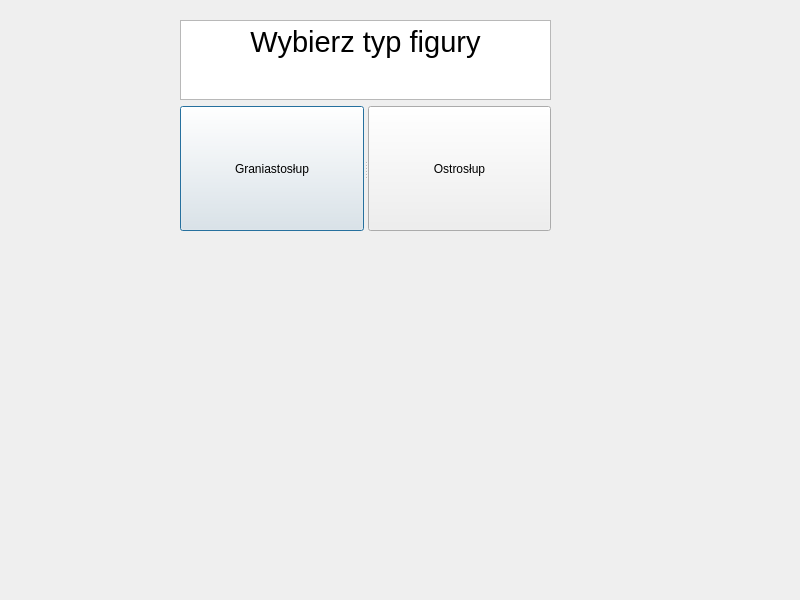
Old version of the form choosetype.ui in the repository KwRafik/GeometryCalc.
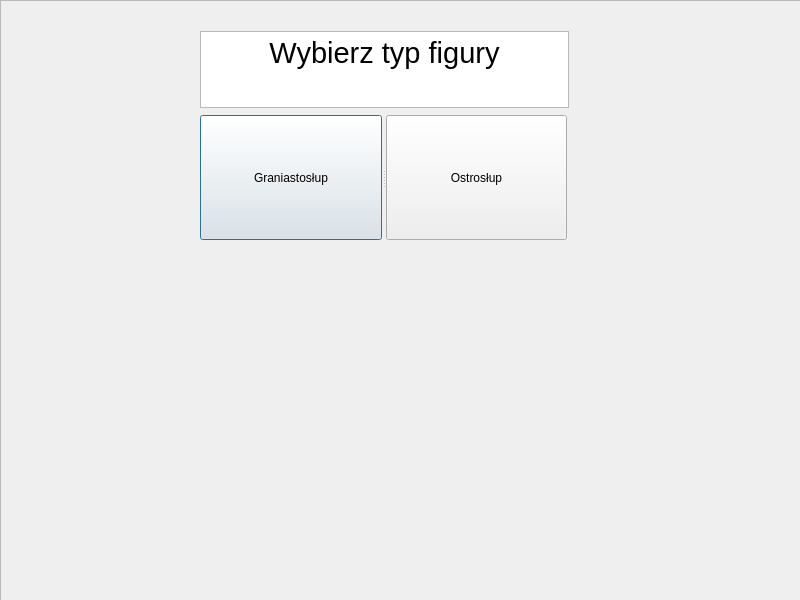
New version of the form. Icons and pictures are not drawn.

Diff of the .ui file:
```diff
--- a/choosetype.ui
+++ b/choosetype.ui
@@ -25,18 +25,45 @@
   <property name="windowTitle">
    <string>Dialog</string>
   </property>
+  <property name="styleSheet">
+   <string notr="true"/>
+  </property>
   <widget class="QWidget" name="verticalLayoutWidget">
    <property name="geometry">
     <rect>
-     <x>180</x>
-     <y>20</y>
+     <x>200</x>
+     <y>30</y>
      <width>371</width>
      <height>211</height>
     </rect>
    </property>
-   <layout class="QVBoxLayout" name="verticalLayout">
+   <property name="minimumSize">
+    <size>
+     <width>371</width>
+     <height>211</height>
+    </size>
+   </property>
+   <property name="maximumSize">
+    <size>
+     <width>371</width>
+     <height>211</height>
+    </size>
+   </property>
+   <layout class="QVBoxLayout" name="verticalLayout_2">
     <item>
-     <widget class="QTextBrowser" name="textBrowser">
+     <widget class="QTextBrowser" name="textBrowser_2">
+      <property name="minimumSize">
+       <size>
+        <width>369</width>
+        <height>77</height>
+       </size>
+      </property>
+      <property name="maximumSize">
+       <size>
+        <width>369</width>
+        <height>77</height>
+       </size>
+      </property>
       <property name="html">
        <string>&lt;!DOCTYPE HTML PUBLIC &quot;-//W3C//DTD HTML 4.0//EN&quot; &quot;http://www.w3.org/TR/REC-html40/strict.dtd&quot;&gt;
 &lt;html&gt;&lt;head&gt;&lt;meta name=&quot;qrichtext&quot; content=&quot;1&quot; /&gt;&lt;meta charset=&quot;utf-8&quot; /&gt;&lt;style type=&quot;text/css&quot;&gt;
@@ -50,11 +77,35 @@
      </widget>
     </item>
     <item>
-     <widget class="QSplitter" name="splitter">
+     <widget class="QSplitter" name="splitter_2">
+      <property name="minimumSize">
+       <size>
+        <width>369</width>
+        <height>125</height>
+       </size>
+      </property>
+      <property name="maximumSize">
+       <size>
+        <width>369</width>
+        <height>125</height>
+       </size>
+      </property>
       <property name="orientation">
        <enum>Qt::Horizontal</enum>
       </property>
-      <widget class="QPushButton" name="PrismButton">
+      <widget class="QPushButton" name="PrismButton_2">
+       <property name="minimumSize">
+        <size>
+         <width>182</width>
+         <height>125</height>
+        </size>
+       </property>
+       <property name="maximumSize">
+        <size>
+         <width>182</width>
+         <height>125</height>
+        </size>
+       </property>
        <property name="styleSheet">
         <string notr="true">height: 100%;
 width: 45%;</string>
@@ -63,10 +114,16 @@
         <string>Graniastosłup</string>
        </property>
       </widget>
-      <widget class="QPushButton" name="PyramidButton">
+      <widget class="QPushButton" name="PyramidButton_2">
        <property name="minimumSize">
         <size>
-         <width>93</width>
+         <width>181</width>
+         <height>125</height>
+        </size>
+       </property>
+       <property name="maximumSize">
+        <size>
+         <width>181</width>
          <height>125</height>
         </size>
        </property>
@@ -82,6 +139,27 @@
     </item>
    </layout>
   </widget>
+  <widget class="QFrame" name="frame">
+   <property name="geometry">
+    <rect>
+     <x>0</x>
+     <y>0</y>
+     <width>801</width>
+     <height>601</height>
+    </rect>
+   </property>
+   <property name="styleSheet">
+    <string notr="true">image: url(:/image/grafika/backgraund.png);</string>
+   </property>
+   <property name="frameShape">
+    <enum>QFrame::StyledPanel</enum>
+   </property>
+   <property name="frameShadow">
+    <enum>QFrame::Raised</enum>
+   </property>
+  </widget>
+  <zorder>frame</zorder>
+  <zorder>verticalLayoutWidget</zorder>
  </widget>
  <resources/>
  <connections/>
```
Left out of the diff: 5 changed lines with no effect on the pictures.
